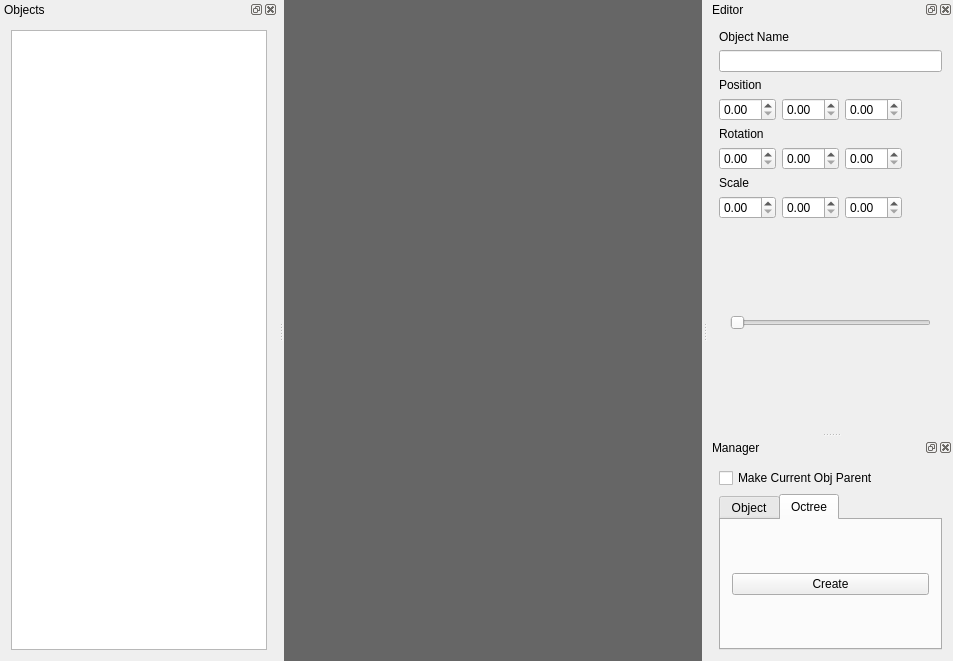
Before: the Qt Designer form ModelagemQT/mainwindow.ui in RicardoBusta/Doutorado, drawn with Qt 5.
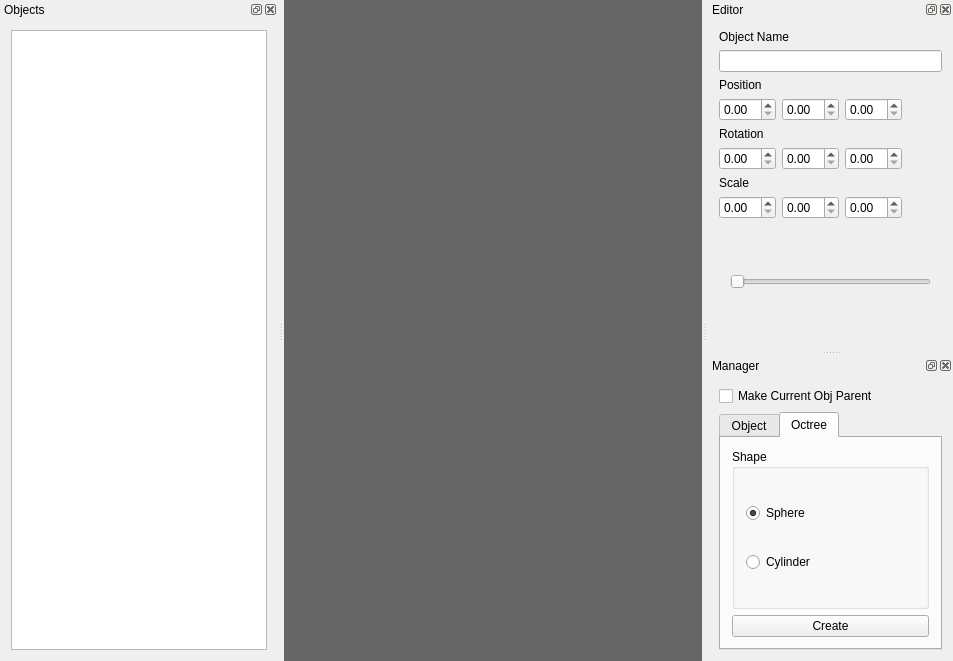
After: the same form once the commit is applied. The open tabs and pages were chosen to show the change. Custom widgets are drawn as their Qt base class.

Diff of the .ui file:
```diff
--- a/ModelagemQT/mainwindow.ui
+++ b/ModelagemQT/mainwindow.ui
@@ -218,6 +218,32 @@
          <string>Octree</string>
         </attribute>
         <layout class="QVBoxLayout" name="verticalLayout_6">
+         <item>
+          <widget class="QGroupBox" name="groupBox">
+           <property name="title">
+            <string>Shape</string>
+           </property>
+           <layout class="QVBoxLayout" name="verticalLayout_8">
+            <item>
+             <widget class="QRadioButton" name="sphere_radioButton">
+              <property name="text">
+               <string>Sphere</string>
+              </property>
+              <property name="checked">
+               <bool>true</bool>
+              </property>
+             </widget>
+            </item>
+            <item>
+             <widget class="QRadioButton" name="cylinder_radioButton">
+              <property name="text">
+               <string>Cylinder</string>
+              </property>
+             </widget>
+            </item>
+           </layout>
+          </widget>
+         </item>
          <item>
           <widget class="QPushButton" name="octree_create_button">
            <property name="text">
```
Left out of the diff: 20 changed lines with no effect on the pictures.
